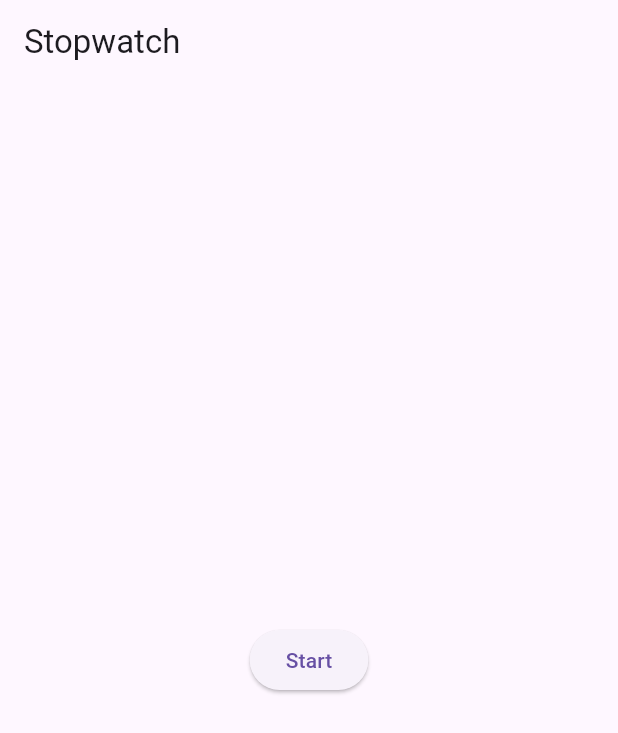
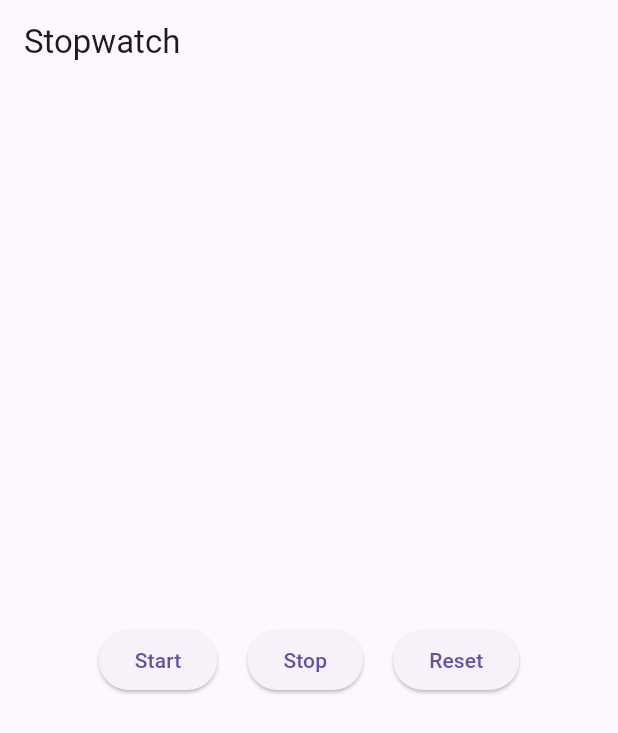
Before and after one commit to Muhannmmad/stop_watch, a Flutter app: the screen it shows after launch, on a phone screen of 412 x 824 dp. Shown: the top 733 px of the screen. Run offline on Flutter 3.47's test engine with Material 3 defaults, Android fonts, the phone set to English and light mode, and no system bars.

Commit message:
other buttons added

```diff
--- a/lib/main.dart
+++ b/lib/main.dart
@@ -21,20 +21,33 @@ class stopwatchPage extends StatefulWidget {
   const stopwatchPage({super.key});
 
   @override
-  _stopwatchPageState createState() => _stopwatchPageState();
+  stopwatchPageState createState() => stopwatchPageState();
 }
 
-class _stopwatchPageState extends State<stopwatchPage> {
+class stopwatchPageState extends State<stopwatchPage> {
   @override
   Widget build(BuildContext context) {
     return Scaffold(
       appBar: AppBar(title: Text('Stopwatch')),
       body: Center(
-        child: ElevatedButton(
-          onPressed: () {
-            // Start functionality will be added here
-          },
-          child: Text('Start'),
+        child: Row(
+          mainAxisAlignment: MainAxisAlignment.center,
+          children: [
+            ElevatedButton(
+              onPressed: () {},
+              child: Text('Start'),
+            ),
+            SizedBox(width: 20),
+            ElevatedButton(
+              onPressed: () {},
+              child: Text('Stop'),
+            ),
+            SizedBox(width: 20),
+            ElevatedButton(
+              onPressed: () {},
+              child: Text('Reset'),
+            ),
+          ],
         ),
       ),
     );
```
